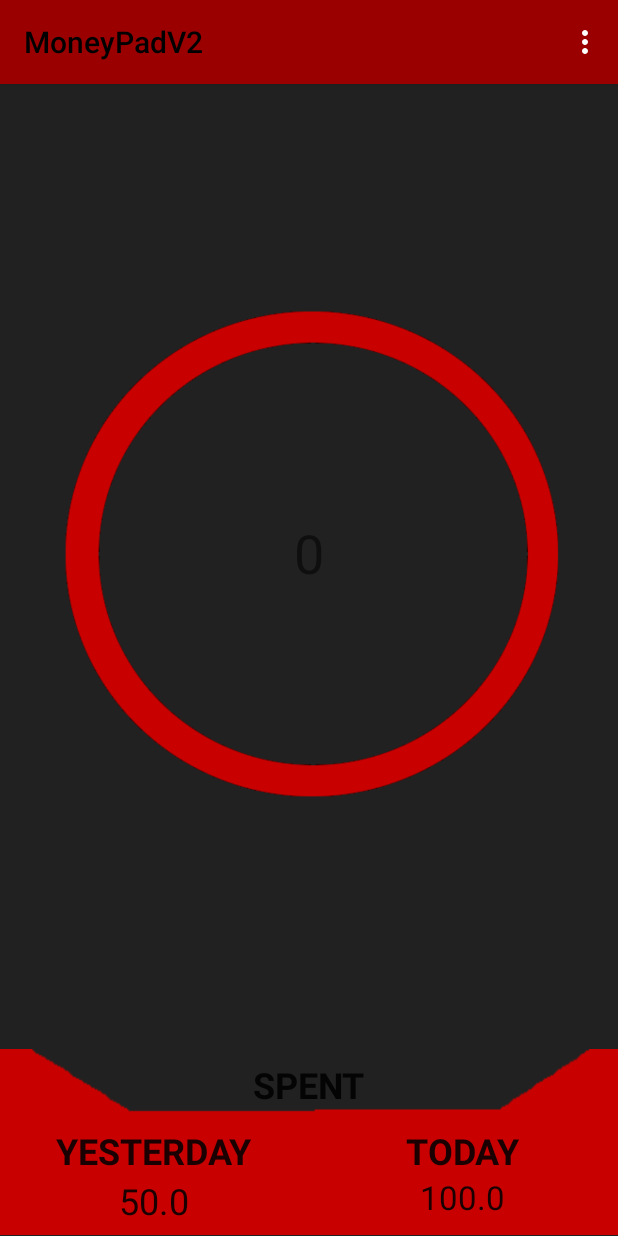
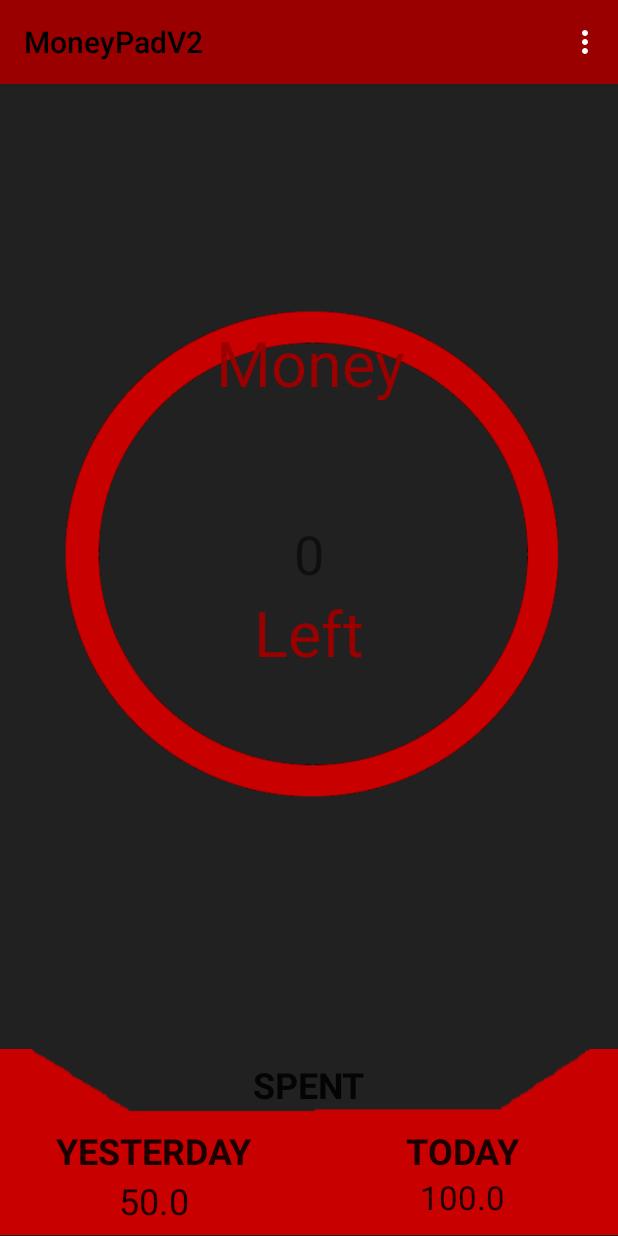
Before and after one commit to TEMETS/Moneypad, an Android app: the screen it shows after launch (MainActivity), on a phone screen of 412 x 824 dp. Run offline under Robolectric (Android 15) with nearby library versions, the phone set to English and light mode, and no system bars.

Commit message:
Layouttia

```diff
--- a/app/src/main/res/layout/activity_main.xml
+++ b/app/src/main/res/layout/activity_main.xml
@@ -123,4 +123,35 @@
         app:layout_constraintStart_toStartOf="parent"
         app:layout_constraintTop_toTopOf="@+id/imageView" />
 
+    <TextView
+        android:id="@+id/textView5"
+        android:layout_width="144dp"
+        android:layout_height="64dp"
+        android:layout_marginStart="144dp"
+        android:layout_marginTop="140dp"
+        android:text="@string/money"
+        android:textColor="@color/colorPrimary"
+        android:textSize="42sp"
+        app:layout_constraintBottom_toTopOf="@+id/textView"
+        app:layout_constraintEnd_toEndOf="parent"
+        app:layout_constraintHorizontal_bias="0.0"
+        app:layout_constraintStart_toStartOf="parent"
+        app:layout_constraintTop_toTopOf="@+id/imageView2"
+        app:layout_constraintVertical_bias="0.0" />
+
+    <TextView
+        android:id="@+id/textView6"
+        android:layout_width="wrap_content"
+        android:layout_height="wrap_content"
+        android:layout_marginEnd="168dp"
+        android:text="@string/left"
+        android:textColor="@color/colorPrimary"
+        android:textSize="42sp"
+        app:layout_constraintBottom_toBottomOf="parent"
+        app:layout_constraintEnd_toEndOf="parent"
+        app:layout_constraintHorizontal_bias="0.994"
+        app:layout_constraintStart_toStartOf="parent"
+        app:layout_constraintTop_toBottomOf="@+id/textView"
+        app:layout_constraintVertical_bias="0.0" />
+
 </androidx.constraintlayout.widget.ConstraintLayout>
--- a/app/src/main/res/values/strings.xml
+++ b/app/src/main/res/values/strings.xml
@@ -8,4 +8,6 @@
     <string name="spent_today">0</string>
     <string name="spent_yesterday">0</string>
     <string name="text_spent">Spent</string>
+    <string name="money">Money</string>
+    <string name="left">Left</string>
 </resources>
```
